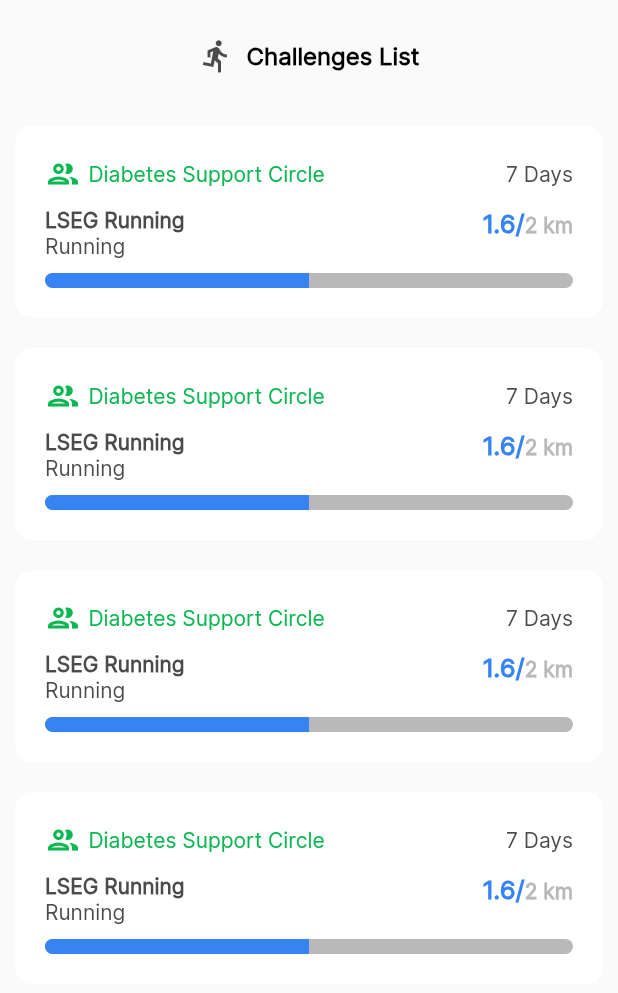
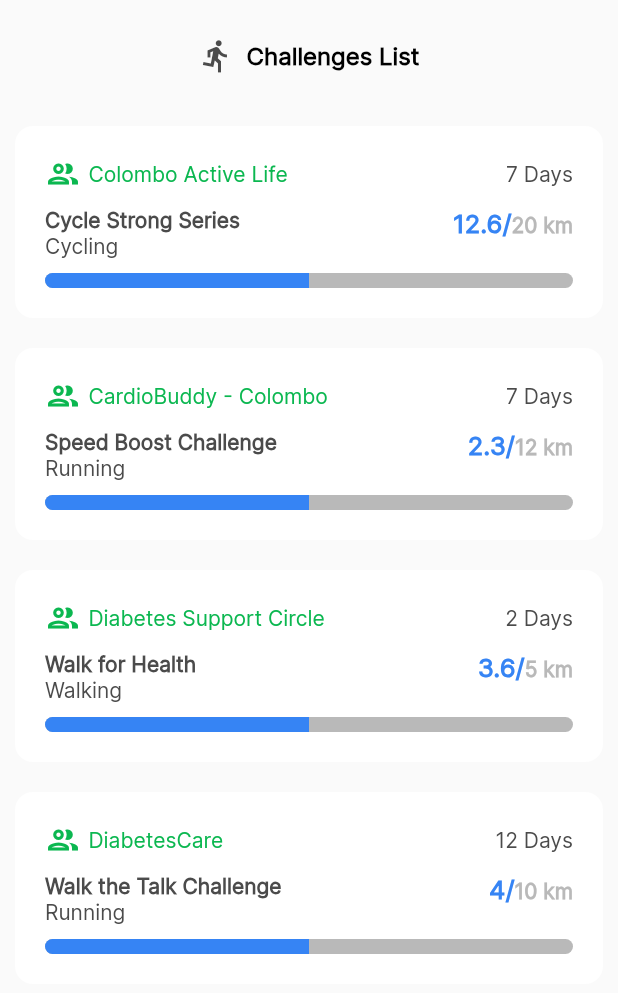
Before and after one commit to Team-Ayura/Ayura-Client, a Flutter app: the ChallengeList widget shown alone on an empty page, opened directly, on a phone screen of 412 x 824 dp. Shown: the top 993 px of the screen. Run offline on Flutter 3.47's test engine with Material 2 defaults, Android fonts, the phone set to English and light mode, and no system bars; our stand-ins replace buttons_tabbar, fl_chart, flutter_animate, flutter_calendar_carousel, flutter_slidable, flutter_svg and 9 more; missing offline and left inert: country_list_pick, flutter_ruler_picker, time_duration_picker; accounts and stored records are empty; project files that could hold a hidden picture were left out.

Commit message:
Community UI adjustments

```diff
--- a/lib/pages/features/community/challenge_list.dart
+++ b/lib/pages/features/community/challenge_list.dart
@@ -40,67 +40,50 @@ class ChallengeList extends StatelessWidget {
                 children: const [
                   ChallengeCard(
                     //Must Pass other data also, such as challenge data
-                    communityName: 'Diabetes Support Circle',
-                    challengeName: 'LSEG Running',
+                    communityName: 'Colombo Active Life',
+                    challengeName: 'Cycle Strong Series',
+                    challengeType: 'Cycling',
+                    remainingTime: '7 Days',
+                    completedCount: '12.6',
+                    totalCount: '20 km',
+                  ),
+                  ChallengeCard(
+                    //Must Pass other data also, such as challenge data
+                    communityName: 'CardioBuddy - Colombo',
+                    challengeName: 'Speed Boost Challenge',
                     challengeType: 'Running',
                     remainingTime: '7 Days',
-                    completedCount: '1.6',
-                    totalCount: '2 km',
+                    completedCount: '2.3',
+                    totalCount: '12 km',
                   ),
                   ChallengeCard(
                     //Must Pass other data also, such as challenge data
                     communityName: 'Diabetes Support Circle',
-                    challengeName: 'LSEG Running',
-                    challengeType: 'Running',
-                    remainingTime: '7 Days',
-                    completedCount: '1.6',
-                    totalCount: '2 km',
+                    challengeName: 'Walk for Health',
+                    challengeType: 'Walking',
+                    remainingTime: '2 Days',
+                    completedCount: '3.6',
+                    totalCount: '5 km',
                   ),
                   ChallengeCard(
                     //Must Pass other data also, such as challenge data
-                    communityName: 'Diabetes Support Circle',
-                    challengeName: 'LSEG Running',
+                    communityName: 'DiabetesCare',
+                    challengeName: 'Walk the Talk Challenge',
                     challengeType: 'Running',
-                    remainingTime: '7 Days',
-                    completedCount: '1.6',
-                    totalCount: '2 km',
+                    remainingTime: '12 Days',
+                    completedCount: '4',
+                    totalCount: '10 km',
                   ),
                   ChallengeCard(
                     //Must Pass other data also, such as challenge data
-                    communityName: 'Diabetes Support Circle',
-                    challengeName: 'LSEG Running',
+                    communityName: 'CardioBuddy - Colombo',
+                    challengeName: 'Marathon Month',
                     challengeType: 'Running',
-                    remainingTime: '7 Days',
-                    completedCount: '1.6',
-                    totalCount: '2 km',
+                    remainingTime: '27 Days',
+                    completedCount: '3.1',
+                    totalCount: '20 km',
                   ),
-                  ChallengeCard(
-                    //Must Pass other data also, such as challenge data
-                    communityName: 'Diabetes Support Circle',
-                    challengeName: 'LSEG Running',
-                    challengeType: 'Running',
-                    remainingTime: '7 Days',
-                    completedCount: '1.6',
-                    totalCount: '2 km',
-                  ),
-                  ChallengeCard(
-                    //Must Pass other data also, such as challenge data
-                    communityName: 'Diabetes Support Circle',
-                    challengeName: 'LSEG Running',
-                    challengeType: 'Running',
-                    remainingTime: '7 Days',
-                    completedCount: '1.6',
-                    totalCount: '2 km',
-                  ),
-                  ChallengeCard(
-                    //Must Pass other data also, such as challenge data
-                    communityName: 'Diabetes Support Circle',
-                    challengeName: 'LSEG Running',
-                    challengeType: 'Running',
-                    remainingTime: '7 Days',
-                    completedCount: '1.6',
-                    totalCount: '2 km',
-                  ),
+
                   // Add more ChatCard widgets as needed
                 ],
               ),
--- a/lib/pages/features/community/community_home.dart
+++ b/lib/pages/features/community/community_home.dart
@@ -101,29 +101,29 @@ class _CommunityHomeState extends State<CommunityHome> {
                 child: Column(
                   children: [
                     ChatCard(
-                        communityName: 'Diabetes Control Circle',
-                        visibiity: 'Private',
-                        memberCount: '55'),
+                        communityName: 'Colombo Active Life',
+                        visibiity: 'Public',
+                        memberCount: '184'),
                     ChatCard(
                         communityName: 'Diabetes Control Circle',
                         visibiity: 'Private',
-                        memberCount: '55'),
+                        memberCount: '72'),
                     ChatCard(
-                        communityName: 'Diabetes Control Circle',
+                        communityName: 'CardioBuddy - Colombo',
+                        visibiity: 'Public',
+                        memberCount: '310'),
+                    ChatCard(
+                        communityName: 'Wellness Waves Community',
+                        visibiity: 'Public',
+                        memberCount: '515'),
+                    ChatCard(
+                        communityName: 'Joyful Wellness Journey',
                         visibiity: 'Private',
-                        memberCount: '55'),
+                        memberCount: '40'),
                     ChatCard(
-                        communityName: 'Diabetes Control Circle',
+                        communityName: 'DiabetesCare',
                         visibiity: 'Private',
-                        memberCount: '55'),
-                    ChatCard(
-                        communityName: 'Diabetes Control Circle',
-                        visibiity: 'Private',
-                        memberCount: '55'),
-                    ChatCard(
-                        communityName: 'Diabetes Control Circle',
-                        visibiity: 'Private',
-                        memberCount: '55'),
+                        memberCount: '10'),
                   ],
                 ),
               ),
@@ -153,12 +153,12 @@ class _CommunityHomeState extends State<CommunityHome> {
               // Challenge Container
               child: ChallengeCard(
                 //Must Pass other data also, such as challenge data
-                communityName: 'Diabetes Support Circle',
-                challengeName: 'LSEG Running',
-                challengeType: 'Running',
+                communityName: 'Colombo Active Life',
+                challengeName: 'Cycle Strong Series',
+                challengeType: 'Cycling',
                 remainingTime: '7 Days',
-                completedCount: '1.6',
-                totalCount: '2 km',
+                completedCount: '12.6',
+                totalCount: '20 km',
               ),
             ),
           ],
--- a/lib/widgets/features/community/community_appbar.dart
+++ b/lib/widgets/features/community/community_appbar.dart
@@ -43,7 +43,7 @@ class CommunityAppBar extends StatelessWidget implements PreferredSizeWidget {
                   style: const TextStyle(
                     fontFamily: 'Inter',
                     color: AppColors.textColor,
-                    fontSize: 14,
+                    fontSize: 15,
                     fontWeight: FontWeight.w600,
                   ),
                 ),
@@ -57,7 +57,7 @@ class CommunityAppBar extends StatelessWidget implements PreferredSizeWidget {
                       style: const TextStyle(
                         fontFamily: 'Inter',
                         color: AppColors.textColor,
-                        fontSize: 13,
+                        fontSize: 14,
                       ),
                     ),
                     const SizedBox(
```
Also changed, not shown: lib/pages/features/community/community_chat/challenge_details_view.dart (+35 -20 lines), lib/pages/features/community/community_chat/community_chat_view.dart (+24 -10 lines), lib/pages/features/community/community_chat/leaderboard_view.dart (+61 -20 lines), lib/pages/features/community/community_chat/posts_view.dart (+27 -13 lines), lib/pages/features/community/community_list.dart (+22 -8 lines).
